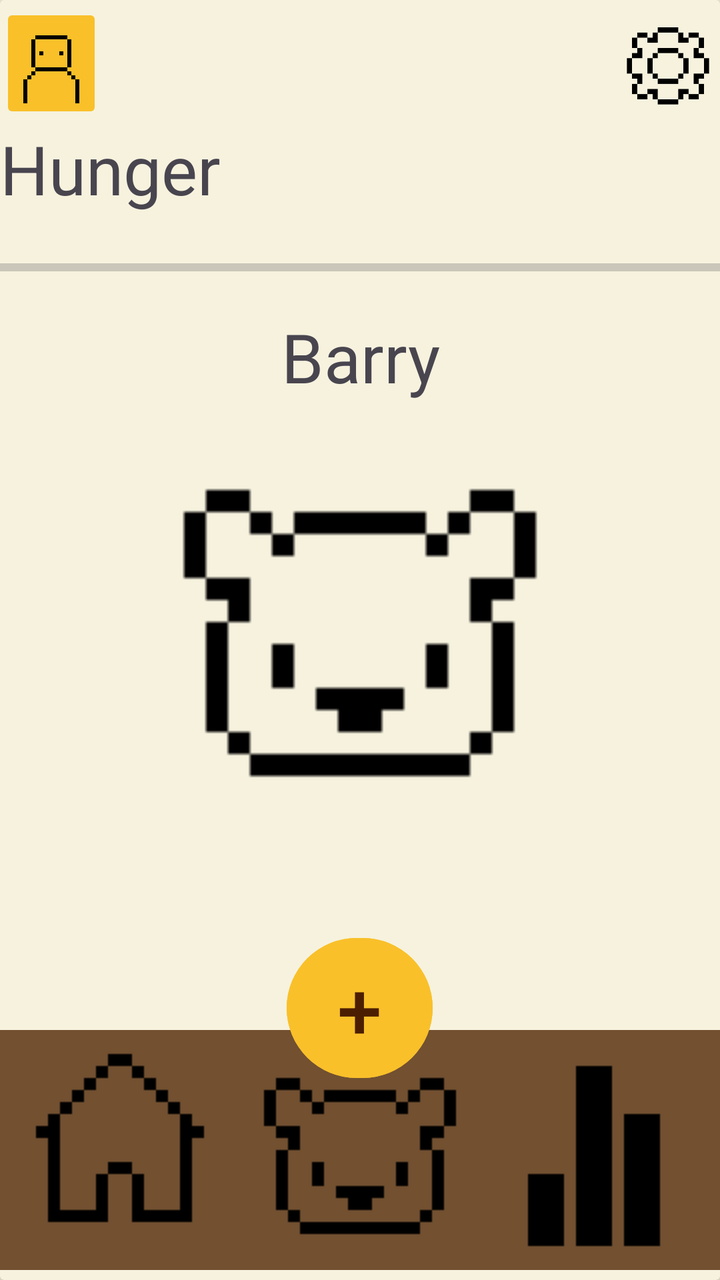
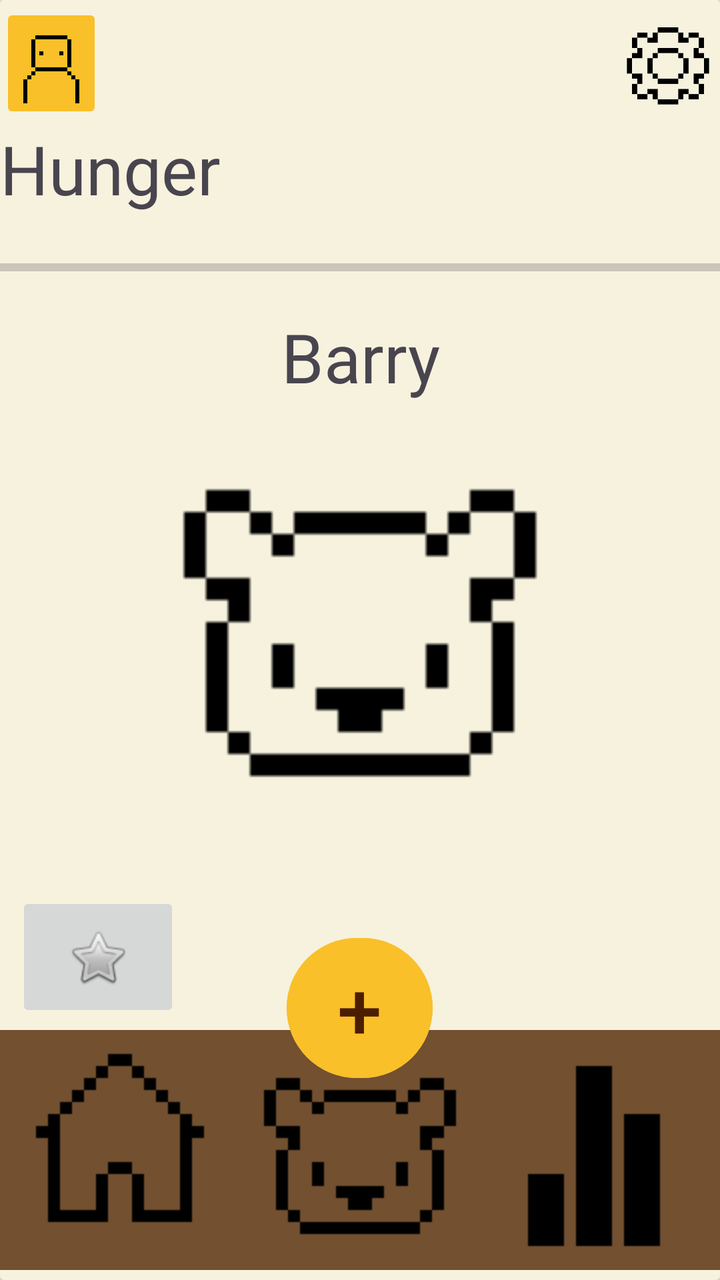

Screens rendered from an Android XML layout before and after an edit, with the pre-edit source and the edit as a unified diff.
<!-- AndroidManifest.xml: application theme Theme.BeeBudgetingLimited -->
<!-- res/layout/activity_barry_care_screen.xml -->
<?xml version="1.0" encoding="utf-8"?>
<androidx.drawerlayout.widget.DrawerLayout xmlns:android="http://schemas.android.com/apk/res/android"
    xmlns:app="http://schemas.android.com/apk/res-auto"
    xmlns:tools="http://schemas.android.com/tools"
    android:id="@+id/main"
    android:layout_width="match_parent"
    android:layout_height="match_parent"
    tools:context=".BarryCareScreen"
    android:background="@color/Cream">

    <androidx.cardview.widget.CardView
        android:layout_width="match_parent"
        android:layout_height="wrap_content"
        app:cardBackgroundColor="@color/Cream">

        <LinearLayout
            android:id="@+id/text"
            android:layout_width="match_parent"
            android:layout_height="519dp"
            android:gravity="bottom"
            android:orientation="vertical">

            <LinearLayout
                android:layout_width="match_parent"
                android:layout_height="60dp"
                android:orientation="horizontal">


                <ImageButton
                    android:id="@+id/ProfileBtn"
                    android:layout_width="0dp"
                    android:layout_height="wrap_content"
                    android:layout_weight="0.2"
                    android:backgroundTint="@color/Bright_yellow"
                    android:scaleType="centerCrop"
                    app:srcCompat="@drawable/profileicon" />

                <ImageView
                    android:id="@+id/imageView3"
                    android:layout_width="0dp"
                    android:layout_height="wrap_content"
                    android:layout_weight="1"
                    android:alpha="0"
                    app:srcCompat="@drawable/house" />

                <ImageButton
                    android:id="@+id/Settingsbtn"
                    android:layout_width="0dp"
                    android:layout_height="match_parent"
                    android:layout_weight="0.2"
                    android:background="@android:color/transparent"
                    android:scaleType="fitCenter"
                    app:srcCompat="@drawable/cogicon" />

            </LinearLayout>

            <LinearLayout
                android:layout_width="match_parent"
                android:layout_height="50dp"
                android:orientation="horizontal">

                <TextView
                    android:id="@+id/textView2"
                    android:layout_width="wrap_content"
                    android:layout_height="match_parent"
                    android:layout_weight="1"
                    android:text="Hunger"
                    android:textSize="34sp" />
            </LinearLayout>

            <ProgressBar
                android:id="@+id/progressBar"
                style="?android:attr/progressBarStyleHorizontal"
                android:layout_width="match_parent"
                android:layout_height="44dp" />

            <TextView
                android:id="@+id/textView6"
                android:layout_width="match_parent"
                android:layout_height="wrap_content"
                android:text="Barry"
                android:textAlignment="center"
                android:textSize="34sp" />

            <ImageView
                android:id="@+id/imageView2"
                android:layout_width="match_parent"
                android:layout_height="220dp"
                app:srcCompat="@drawable/bearicon" />

            <LinearLayout
                android:layout_width="match_parent"
                android:layout_height="98dp"
                android:layout_gravity="bottom"
                android:foregroundGravity="bottom"
                android:gravity="bottom"
                android:orientation="horizontal"></LinearLayout>

        </LinearLayout>

        <RelativeLayout
            android:id="@+id/bottomBar"
            android:layout_width="match_parent"
            android:layout_height="170dp"
            android:layout_gravity="bottom"
            android:layout_marginVertical="5dp">

            <LinearLayout
                android:layout_width="match_parent"
                android:layout_height="match_parent"
                android:gravity="bottom"
                android:orientation="horizontal">

                <ImageButton
                    android:id="@+id/Homebtn"
                    android:layout_width="wrap_content"
                    android:layout_height="wrap_content"
                    android:layout_weight="1"
                    android:background="#725030"
                    app:srcCompat="@drawable/houseicon" />

                <ImageButton
                    android:id="@+id/Barrybtn"
                    android:layout_width="wrap_content"
                    android:layout_height="wrap_content"
                    android:layout_weight="1"
                    android:background="#725030"
                    app:srcCompat="@drawable/bearicon" />

                <ImageButton
                    android:id="@+id/Analyticsbtn"
                    android:layout_width="wrap_content"
                    android:layout_height="wrap_content"
                    android:layout_weight="1"
                    android:background="#725030"
                    app:srcCompat="@drawable/analyticsicon" />

            </LinearLayout>

            <Button
                android:id="@+id/Addbtn"
                android:layout_width="73dp"
                android:layout_height="78dp"
                android:layout_centerHorizontal="true"
                android:layout_marginTop="0dp"

                android:backgroundTint="@color/Bright_yellow"
                android:text="+"
                android:textColor="@color/Dark_brown"
                android:textColorLink="#f2c560"
                android:textSize="40dp" />

        </RelativeLayout>

    </androidx.cardview.widget.CardView>
</androidx.drawerlayout.widget.DrawerLayout>
<!-- resources referenced by this layout -->
<resources>
  <color name="Bright_yellow">#f9c02a</color>
  <color name="Cream">#f6f2de</color>
  <color name="Dark_brown">#4c1e01</color>
  <!-- drawable analyticsicon: png bitmap (drawable, 346 bytes) -->
  <!-- drawable bearicon: png bitmap (drawable, 423 bytes) -->
  <!-- drawable cogicon: png bitmap (drawable, 702 bytes) -->
  <!-- drawable house: png bitmap (drawable, 413934 bytes) -->
  <!-- drawable houseicon: png bitmap (drawable, 405 bytes) -->
  <!-- drawable profileicon: png bitmap (drawable, 471 bytes) -->
  <style name="Theme.BeeBudgetingLimited" parent="Base.Theme.BeeBudgetingLimited" />
  <style name="Base.Theme.BeeBudgetingLimited" parent="Theme.Material3.DayNight.NoActionBar">
          
          
      </style>
</resources>

<!-- the commit's change to res/layout/activity_barry_care_screen.xml (unified diff, before → after) -->
@@ -83,7 +83,7 @@
                 android:textSize="34sp" />
 
             <ImageView
-                android:id="@+id/imageView2"
+                android:id="@+id/BarryImage"
                 android:layout_width="match_parent"
                 android:layout_height="220dp"
                 app:srcCompat="@drawable/bearicon" />
@@ -94,7 +94,18 @@
                 android:layout_gravity="bottom"
                 android:foregroundGravity="bottom"
                 android:gravity="bottom"
-                android:orientation="horizontal"></LinearLayout>
+                android:orientation="horizontal">
+
+                <ImageButton
+                    android:id="@+id/BarryDressUp"
+                    android:layout_width="82dp"
+                    android:layout_height="65dp"
+                    android:layout_row="0"
+                    android:layout_column="0"
+                    android:layout_margin="8dp"
+                    android:src="@android:drawable/btn_star" />
+
+            </LinearLayout>
 
         </LinearLayout>
 
